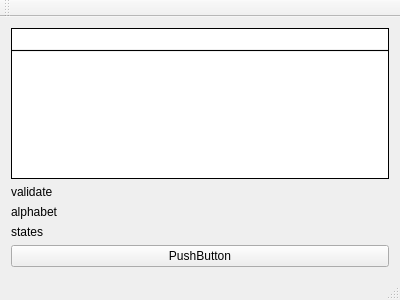
Before: the Qt Designer form TuringMachine/mainwindow.ui in RicardoBusta/teoria-computacao-ufc, drawn with Qt 5.
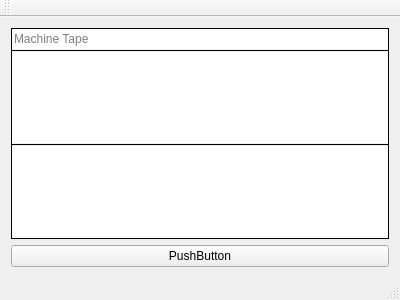
After: the same form once the commit is applied.

The edit to the form file:
```diff
--- a/TuringMachine/mainwindow.ui
+++ b/TuringMachine/mainwindow.ui
@@ -26,7 +26,7 @@
       <property name="frameShadow">
        <enum>QFrame::Plain</enum>
       </property>
-      <layout class="QVBoxLayout" name="verticalLayout_2">
+      <layout class="QVBoxLayout" name="verticalLayout_2" stretch="0,0,0,1,0">
        <property name="spacing">
         <number>0</number>
        </property>
@@ -38,6 +38,9 @@
          <property name="frame">
           <bool>false</bool>
          </property>
+         <property name="placeholderText">
+          <string>Machine Tape</string>
+         </property>
         </widget>
        </item>
        <item>
@@ -82,30 +85,48 @@
          </property>
         </widget>
        </item>
+       <item>
+        <widget class="Line" name="line_2">
+         <property name="frameShadow">
+          <enum>QFrame::Plain</enum>
+         </property>
+         <property name="orientation">
+          <enum>Qt::Horizontal</enum>
+         </property>
+        </widget>
+       </item>
+       <item>
+        <widget class="QTextEdit" name="machine_debug">
+         <property name="sizePolicy">
+          <sizepolicy hsizetype="Expanding" vsizetype="Maximum">
+           <horstretch>0</horstretch>
+           <verstretch>0</verstretch>
+          </sizepolicy>
+         </property>
+         <property name="frameShape">
+          <enum>QFrame::NoFrame</enum>
+         </property>
+         <property name="frameShadow">
+          <enum>QFrame::Plain</enum>
+         </property>
+         <property name="lineWidth">
+          <number>0</number>
+         </property>
+         <property name="readOnly">
+          <bool>true</bool>
+         </property>
+         <property name="html">
+          <string>&lt;!DOCTYPE HTML PUBLIC &quot;-//W3C//DTD HTML 4.0//EN&quot; &quot;http://www.w3.org/TR/REC-html40/strict.dtd&quot;&gt;
+&lt;html&gt;&lt;head&gt;&lt;meta name=&quot;qrichtext&quot; content=&quot;1&quot; /&gt;&lt;style type=&quot;text/css&quot;&gt;
+p, li { white-space: pre-wrap; }
+&lt;/style&gt;&lt;/head&gt;&lt;body style=&quot; font-family:'MS Shell Dlg 2'; font-size:8.25pt; font-weight:400; font-style:normal;&quot;&gt;
+&lt;p style=&quot;-qt-paragraph-type:empty; margin-top:0px; margin-bottom:0px; margin-left:0px; margin-right:0px; -qt-block-indent:0; text-indent:0px; font-size:8pt;&quot;&gt;&lt;br /&gt;&lt;/p&gt;&lt;/body&gt;&lt;/html&gt;</string>
+         </property>
+        </widget>
+       </item>
       </layout>
      </widget>
     </item>
-    <item>
-     <widget class="QLabel" name="label_valid">
-      <property name="text">
-       <string>validate</string>
-      </property>
-     </widget>
-    </item>
-    <item>
-     <widget class="QLabel" name="label_alphabet">
-      <property name="text">
-       <string>alphabet</string>
-      </property>
-     </widget>
-    </item>
-    <item>
-     <widget class="QLabel" name="label_states">
-      <property name="text">
-       <string>states</string>
-      </property>
-     </widget>
-    </item>
     <item>
      <widget class="QPushButton" name="pushButton">
       <property name="text">
```
Left out of the diff: 4 changed lines with no effect on the pictures.
